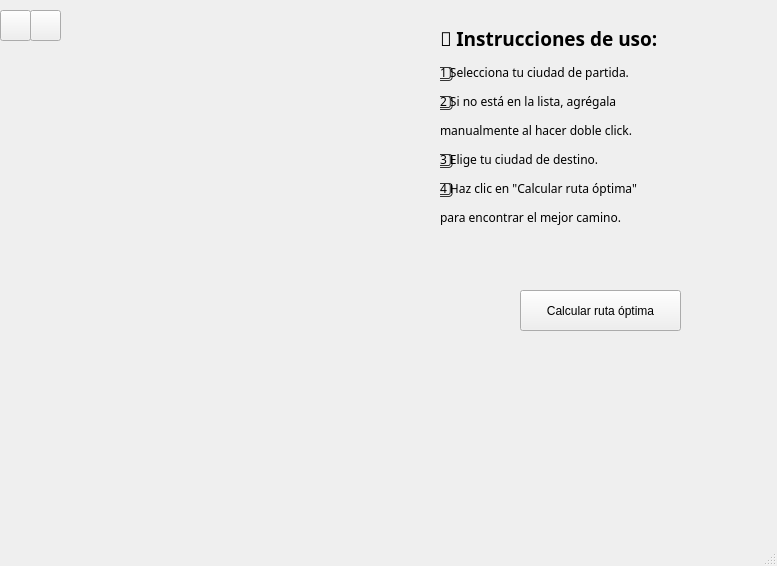
Old version of the form src/vuelos/mainwindow.ui in the repository bmorap/ProyectoEDAI_ReservaDeVuelos.
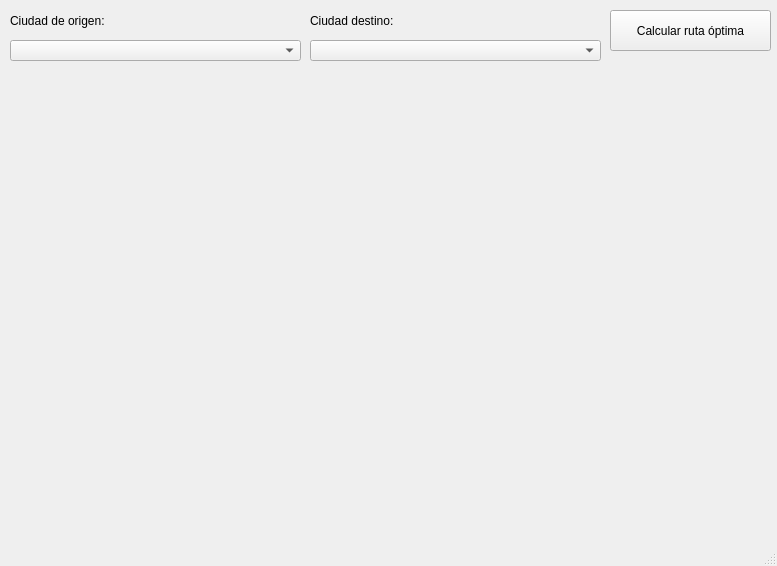
New version of the form. Icons and pictures are not drawn.

The edit to the form file:
```diff
--- a/src/vuelos/mainwindow.ui
+++ b/src/vuelos/mainwindow.ui
@@ -20,10 +20,10 @@
    <widget class="QLabel" name="image">
     <property name="geometry">
      <rect>
-      <x>0</x>
-      <y>-10</y>
-      <width>431</width>
-      <height>591</height>
+      <x>10</x>
+      <y>70</y>
+      <width>761</width>
+      <height>471</height>
      </rect>
     </property>
     <property name="text">
@@ -33,32 +33,11 @@
      <bool>true</bool>
     </property>
    </widget>
-   <widget class="QLabel" name="instructions">
-    <property name="geometry">
-     <rect>
-      <x>440</x>
-      <y>10</y>
-      <width>351</width>
-      <height>231</height>
-     </rect>
-    </property>
-    <property name="font">
-     <font>
-      <family>Tlwg Typewriter</family>
-     </font>
-    </property>
-    <property name="layoutDirection">
-     <enum>Qt::LeftToRight</enum>
-    </property>
-    <property name="text">
-     <string>&lt;html&gt;&lt;head/&gt;&lt;body&gt;&lt;p align=&quot;justify&quot;&gt;&lt;span style=&quot; font-size:14pt; font-weight:600;&quot;&gt;📌 Instrucciones de uso:&lt;/span&gt;&lt;/p&gt;&lt;p align=&quot;justify&quot;&gt;1️⃣ Selecciona tu ciudad de partida.&lt;/p&gt;&lt;p align=&quot;justify&quot;&gt;2️⃣ Si no está en la lista, agrégala &lt;/p&gt;&lt;p align=&quot;justify&quot;&gt;manualmente al hacer doble click.&lt;/p&gt;&lt;p align=&quot;justify&quot;&gt;3️⃣ Elige tu ciudad de destino.&lt;/p&gt;&lt;p align=&quot;justify&quot;&gt;4️⃣ Haz clic en &amp;quot;Calcular ruta óptima&amp;quot; &lt;/p&gt;&lt;p align=&quot;justify&quot;&gt;para encontrar el mejor camino.&lt;/p&gt;&lt;/body&gt;&lt;/html&gt;</string>
-    </property>
-   </widget>
    <widget class="QPushButton" name="button">
     <property name="geometry">
      <rect>
-      <x>520</x>
-      <y>290</y>
+      <x>610</x>
+      <y>10</y>
       <width>161</width>
       <height>41</height>
      </rect>
@@ -67,38 +46,54 @@
      <string>Calcular ruta óptima</string>
     </property>
    </widget>
-   <widget class="QPushButton" name="zoominbutton">
+   <widget class="QComboBox" name="comboBox">
     <property name="geometry">
      <rect>
-      <x>0</x>
+      <x>10</x>
+      <y>40</y>
+      <width>291</width>
+      <height>21</height>
+     </rect>
+    </property>
+   </widget>
+   <widget class="QLabel" name="label">
+    <property name="geometry">
+     <rect>
+      <x>10</x>
       <y>10</y>
-      <width>31</width>
-      <height>31</height>
+      <width>131</width>
+      <height>21</height>
      </rect>
     </property>
     <property name="text">
-     <string/>
+     <string>Ciudad de origen:</string>
     </property>
     <property name="icon">
      <iconset>
       <normaloff>../../../Downloads/WhatsApp Image 2025-02-24 at 3.53.30 PM(1).jpeg</normaloff>../../../Downloads/WhatsApp Image 2025-02-24 at 3.53.30 PM(1).jpeg</iconset>
     </property>
    </widget>
-   <widget class="QPushButton" name="zoomoutbutton">
+   <widget class="QLabel" name="label_2">
     <property name="geometry">
      <rect>
-      <x>30</x>
+      <x>310</x>
       <y>10</y>
-      <width>31</width>
-      <height>31</height>
+      <width>131</width>
+      <height>21</height>
      </rect>
     </property>
     <property name="text">
-     <string/>
+     <string>Ciudad destino:</string>
     </property>
-    <property name="icon">
-     <iconset>
-      <normaloff>../../../Downloads/WhatsApp Image 2025-02-24 at 3.53.30 PM.jpeg</normaloff>../../../Downloads/WhatsApp Image 2025-02-24 at 3.53.30 PM.jpeg</iconset>
+   </widget>
+   <widget class="QComboBox" name="comboBox_2">
+    <property name="geometry">
+     <rect>
+      <x>310</x>
+      <y>40</y>
+      <width>291</width>
+      <height>21</height>
+     </rect>
     </property>
    </widget>
   </widget>
```
Left out of the diff: 4 changed lines with no effect on the pictures.
